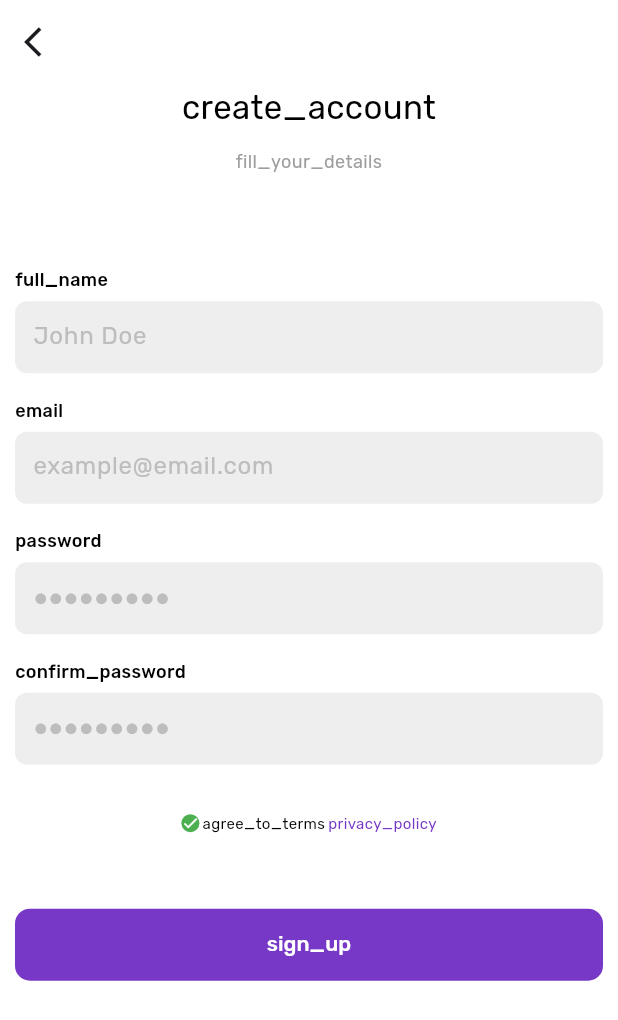
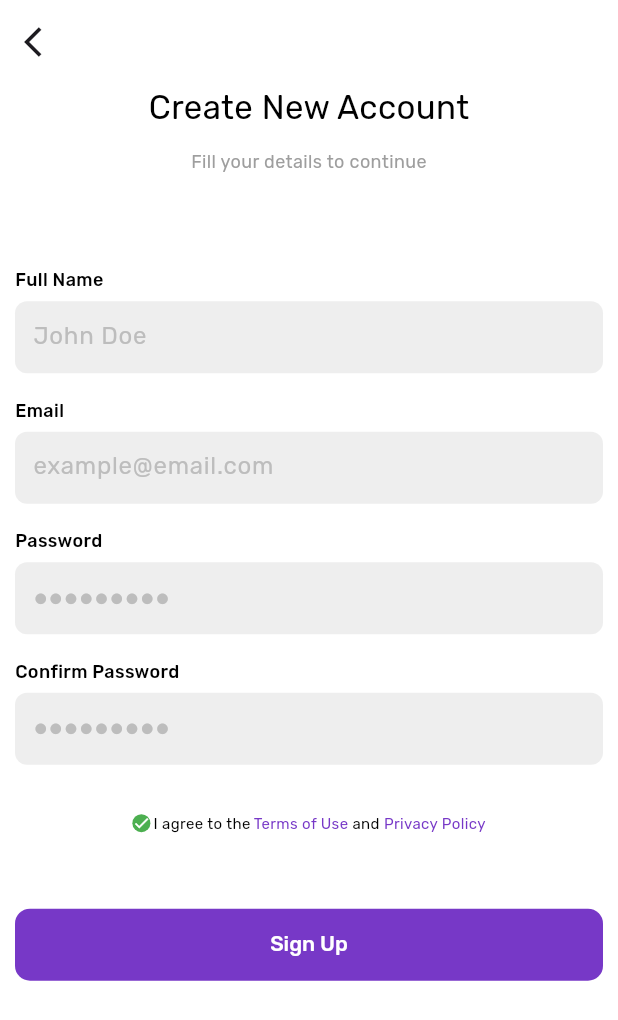
Before and after one commit to Muhammed-Hayr-Ali/Marketna_e-commerce, a Flutter app: the SignUpScreen screen opened directly, on a phone screen of 412 x 824 dp. Shown: the top 1020 px of the screen. Run offline on Flutter 3.47's test engine with Material 3 defaults, Android fonts, the phone set to English and light mode, and no system bars; our stand-ins replace cached_network_image, flutter_holo_date_picker, flutter_rating_bar, flutter_svg, fluttertoast, geolocator and 9 more; missing offline and left inert: date_time_format, flutter_pin_code_fields; accounts and stored records are empty; network calls fail.

Commit message:
Initial commit

```diff
--- a/lib/localization/language/english.dart
+++ b/lib/localization/language/english.dart
@@ -48,10 +48,21 @@ class English {
     ///===========================================================================
     /// Update Password
     'Update Password': 'Update Password',
-    'Confirm Password' : 'Confirm Password',
+    'Confirm Password': 'Confirm Password',
     'Enter your verification code and new password':
         'Enter your verification code and new password',
     'Password updated successfully': 'Password updated successfully',
+
+    ///===========================================================================
+    /// Sign Up
+    'Create New Account': 'Create New Account',
+    'Fill your details to continue': 'Fill your details to continue',
+    'Full Name': 'Full Name',
+    'John Doe': 'John Doe',
+    'I agree to the': 'I agree to the',
+    'Terms of Use': 'Terms of Use',
+    ' and ': ' and ',
+    'Privacy Policy': 'Privacy Policy',
 
     ///===========================================================================
     /// App Exception
@@ -68,6 +79,8 @@ class English {
         'You can request a security code again in %s seconds.',
     'Unable to send password reset code at this time. Please try again later.':
         'Unable to send password reset code at this time. Please try again later.',
+    'Privacy policy URL could not be launched.':
+        'Privacy policy URL could not be launched.',
 
     ///===========================================================================
     /// Validators
@@ -82,6 +95,7 @@ class English {
     'Confirm password cannot be empty': 'Confirm password cannot be empty',
     'Confirm password must be at least 6 characters':
         'Confirm password must be at least 6 characters',
+    'Name cannot be empty': 'Name cannot be empty',
 
     ///===========================================================================
     /// Home Screen
--- a/lib/screens/authentication/auth_sign_up/sign_up_screen.dart
+++ b/lib/screens/authentication/auth_sign_up/sign_up_screen.dart
@@ -36,8 +36,8 @@ class SignUpScreen extends StatelessWidget {
             children: [
               /// Title
               CustomPageTitle(
-                title: ConstantsText.CREATE_ACCOUNT,
-                subtitle: ConstantsText.FILL_YOUR_DETAILS,
+                title: 'Create New Account',
+                subtitle: 'Fill your details to continue',
                 padding: EdgeInsets.only(bottom: Get.width * 0.15),
               ),
 
@@ -47,24 +47,24 @@ class SignUpScreen extends StatelessWidget {
                 child: Column(
                   children: [
                     CustomTextField(
-                      label: ConstantsText.FULL_NAME.tr,
-                      hintText: ConstantsText.DEFAULT_NAME,
+                      label: 'Full Name',
+                      hintText: 'John Doe',
                       controller: _nameController,
                       validator: (value) => Validators.name(value!),
                       keyboardType: TextInputType.name,
                     ),
                     const SizedBox(height: 16.0),
                     CustomTextField(
-                      label: ConstantsText.EMAIL.tr,
-                      hintText: ConstantsText.EXAMPLE_EMAIL,
+                      label: 'Email',
+                      hintText: 'example@email.com',
                       controller: _emailController,
                       validator: (value) => Validators.email(value!),
                       keyboardType: TextInputType.emailAddress,
                     ),
                     const SizedBox(height: 16.0),
                     CustomTextField(
-                      label: ConstantsText.PASSWORD.tr,
-                      hintText: ConstantsText.EXAMPLE_PASSWORD,
+                      label: 'Password',
+                      hintText: '●●●●●●●●●',
                       controller: _passwordController,
                       validator:
                           (value) => Validators.password(
@@ -76,8 +76,8 @@ class SignUpScreen extends StatelessWidget {
                     ),
                     const SizedBox(height: 16.0),
                     CustomTextField(
-                      label: ConstantsText.CONFIRM_PASSWORD.tr,
-                      hintText: ConstantsText.EXAMPLE_PASSWORD,
+                      label: 'Confirm Password',
+                      hintText: '●●●●●●●●●',
                       controller: _confirmPasswordController,
                       validator:
                           (value) => Validators.confirmPassword(
@@ -102,12 +102,21 @@ class SignUpScreen extends StatelessWidget {
                     child: Icon(Icons.check, color: Colors.white, size: 12),
                   ),
                   const SizedBox(width: 2),
-                  CustomText(ConstantsText.AGREE_TO_TERMS, fontSize: 10),
+                  CustomText('I agree to the', fontSize: 10),
                   const SizedBox(width: 2),
                   GestureDetector(
                     onTap: _.openPrivacyPolicy,
                     child: CustomText(
-                      ConstantsText.PRIVACY_POLICY,
+                      'Terms of Use',
+                      fontSize: 10,
+                      color: AppColors.primaryColor,
+                    ),
+                  ),
+                  CustomText(' and ', fontSize: 10),
+                  GestureDetector(
+                    onTap: _.openPrivacyPolicy,
+                    child: CustomText(
+                      'Privacy Policy',
                       fontSize: 10,
                       color: AppColors.primaryColor,
                     ),
@@ -123,10 +132,7 @@ class SignUpScreen extends StatelessWidget {
                   width: double.infinity,
                   progressColor: Colors.white,
                   onPressed: _signUp,
-                  child: CustomText(
-                    ConstantsText.SIGN_UP,
-                    color: AppColors.white,
-                  ),
+                  child: CustomText('Sign Up', color: AppColors.white),
                 ),
               ),
               const SizedBox(height: 16.0),
--- a/lib/services/validators.dart
+++ b/lib/services/validators.dart
@@ -67,7 +67,7 @@ class Validators {
 
   static String? name(String name) {
     if (name.isEmpty) {
-      return 'name_cannot_be_empty'.tr;
+      return 'Name cannot be empty'.tr;
     }
     return null;
   }
```
Also changed, not shown: lib/screens/authentication/auth_sign_up/controller/signup_controller.dart (+5 -32 lines).
